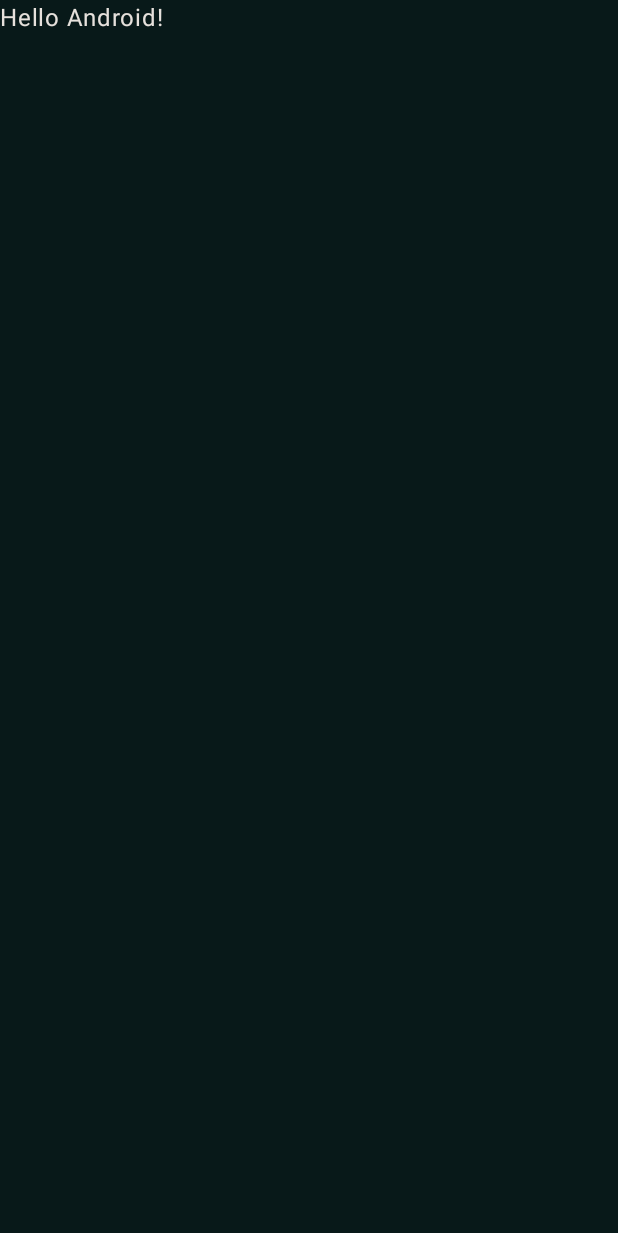
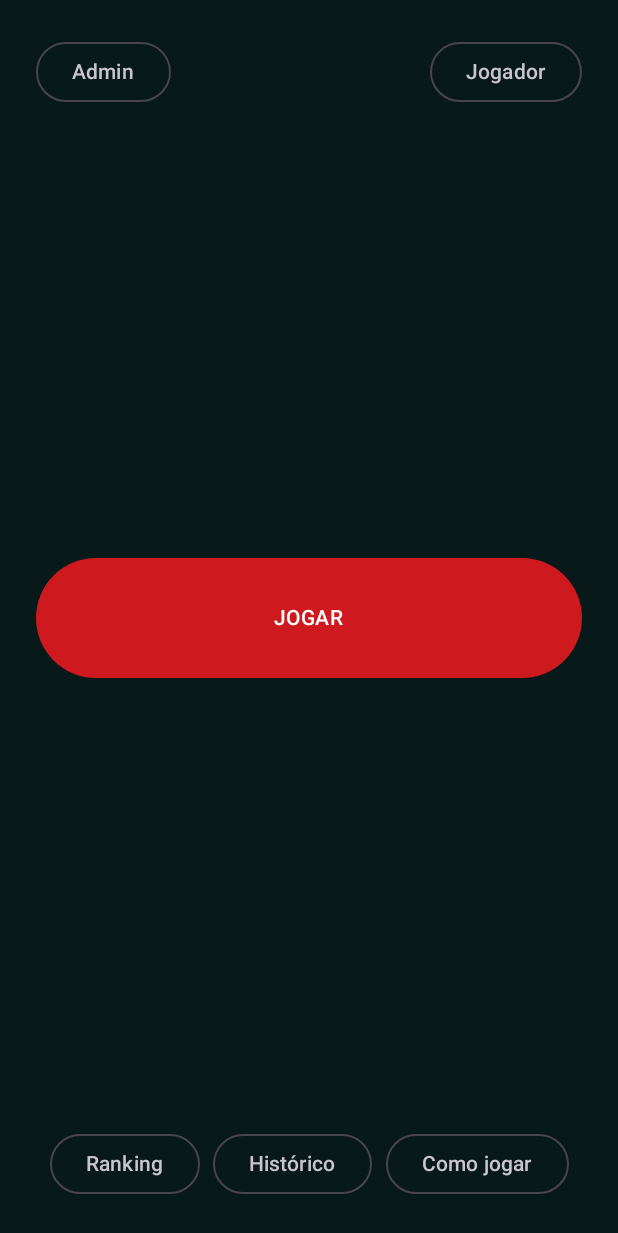
Before and after one commit to 0Isabella/Super_Forca, an Android app built with Jetpack Compose: the screen it shows after launch (MainActivity), on a phone screen of 412 x 824 dp. Before the commit the part shown is almost empty. Shown: the top 1233 px of the screen. Run offline under Robolectric (Android 15) with nearby library versions, the phone set to English and light mode, and no system bars.

Commit message:
feat: adiciona tela de início

```diff
--- a/app/src/main/java/com/example/forca/MainActivity.kt
+++ b/app/src/main/java/com/example/forca/MainActivity.kt
@@ -5,6 +5,7 @@ import androidx.activity.ComponentActivity
 import androidx.activity.compose.setContent
 import androidx.activity.enableEdgeToEdge
 import androidx.compose.foundation.layout.Box
+import androidx.compose.foundation.layout.PaddingValues
 import androidx.compose.foundation.layout.fillMaxSize
 import androidx.compose.foundation.layout.padding
 import androidx.compose.material3.Scaffold
@@ -12,6 +13,7 @@ import androidx.compose.material3.Text
 import androidx.compose.runtime.Composable
 import androidx.compose.ui.Modifier
 import androidx.compose.ui.tooling.preview.Preview
+import com.example.forca.ui.screens.TelaInicio
 import com.example.forca.ui.theme.ForcaTheme
 
 class MainActivity : ComponentActivity() {
@@ -20,31 +22,17 @@ class MainActivity : ComponentActivity() {
         enableEdgeToEdge()
         setContent {
             ForcaTheme {
-                ForcaTheme {
-                    Scaffold(modifier = Modifier.fillMaxSize()) { innerPadding ->
-                        Greeting(
-                            name = "Android",
-                            modifier = Modifier.padding(innerPadding)
-                        )
-                    }
+                Scaffold(modifier = Modifier.fillMaxSize()) { innerPadding ->
+                    TelaInicio(
+                        onJogar = {},
+                        onAdmin = {},
+                        onJogador = {},
+                        onRanking = {},
+                        onHistorico = {},
+                        modifier = Modifier.padding(innerPadding)
+                    )
                 }
             }
         }
     }
 }
-
-@Composable
-fun Greeting(name: String, modifier: Modifier = Modifier) {
-    Text(
-        text = "Hello $name!",
-        modifier = modifier
-    )
-}
-
-@Preview(showBackground = true)
-@Composable
-fun GreetingPreview() {
-    ForcaTheme {
-        Greeting("Android")
-    }
-}
--- a/app/src/main/java/com/example/forca/ui/screens/TelaInicio.kt
+++ b/app/src/main/java/com/example/forca/ui/screens/TelaInicio.kt
@@ -0,0 +1,70 @@
+package com.example.forca.ui.screens
+
+import androidx.compose.foundation.layout.Arrangement
+import androidx.compose.foundation.layout.Column
+import androidx.compose.foundation.layout.Row
+import androidx.compose.foundation.layout.fillMaxSize
+import androidx.compose.foundation.layout.fillMaxWidth
+import androidx.compose.foundation.layout.height
+import androidx.compose.foundation.layout.padding
+import androidx.compose.material3.Button
+import androidx.compose.material3.OutlinedButton
+import androidx.compose.material3.Text
+import androidx.compose.runtime.Composable
+import androidx.compose.runtime.getValue
+import androidx.compose.runtime.mutableStateOf
+import androidx.compose.runtime.remember
+import androidx.compose.runtime.setValue
+import androidx.compose.ui.Alignment
+import androidx.compose.ui.Modifier
+import androidx.compose.ui.unit.dp
+
+@Composable
+fun TelaInicio(
+    onJogar: () -> Unit,
+    onAdmin: () -> Unit,
+    onJogador: () -> Unit,
+    onRanking: () -> Unit,
+    onHistorico: () -> Unit,
+    modifier: Modifier = Modifier
+) {
+    var mostrarTutorial by remember { mutableStateOf(false) }
+
+    Column(
+        modifier = modifier.fillMaxSize().padding(24.dp),
+        verticalArrangement = Arrangement.SpaceBetween
+    ) {
+        Row(
+            modifier = Modifier.fillMaxWidth(),
+            horizontalArrangement = Arrangement.SpaceBetween
+        ) {
+            OutlinedButton(onClick = onAdmin) { Text("Admin") }
+            OutlinedButton(onClick = onJogador) { Text("Jogador") }
+        }
+
+        Column(
+            modifier = Modifier.fillMaxWidth(),
+            horizontalAlignment = Alignment.CenterHorizontally
+        ) {
+            Button(
+                onClick = onJogar,
+                modifier = Modifier.fillMaxWidth().height(80.dp)
+            ) {
+                Text("JOGAR")
+            }
+        }
+
+        Row(
+            modifier = Modifier.fillMaxWidth(),
+            horizontalArrangement = Arrangement.SpaceEvenly
+        ) {
+            OutlinedButton(onClick = onRanking) { Text("Ranking") }
+            OutlinedButton(onClick = onHistorico) { Text("Histórico") }
+            OutlinedButton(onClick = { mostrarTutorial = true }) { Text("Como jogar") }
+        }
+    }
+
+    if (mostrarTutorial) {
+        TelaTutorial(onFechar = { mostrarTutorial = false })
+    }
+}
```
